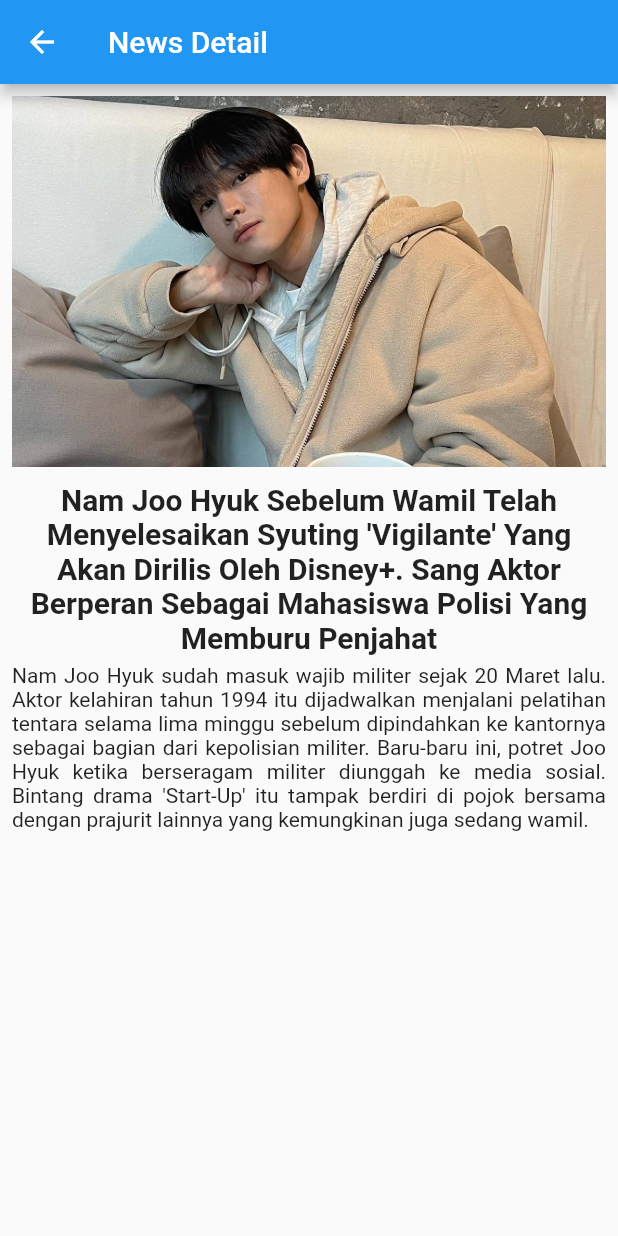
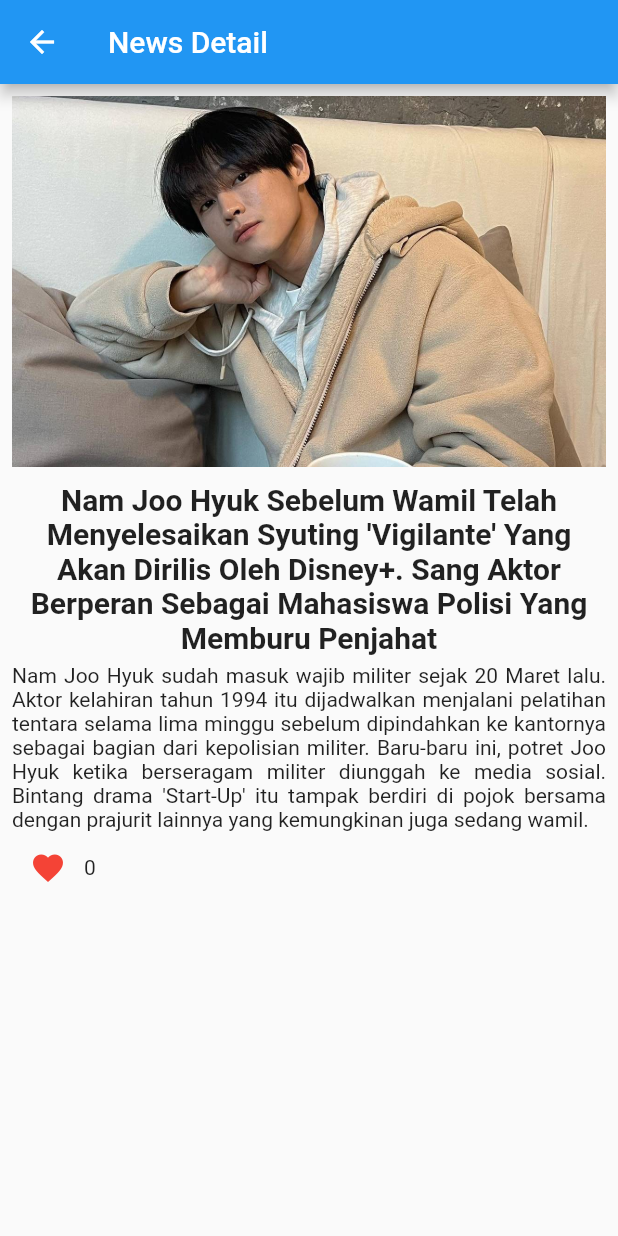
Before and after one commit to Dindanissa01/kelompok-6, a Flutter app: the NewsDetailScreen screen opened directly with sample values from the repository, on a phone screen of 412 x 824 dp. Run offline on Flutter 3.47's test engine with Material 2 defaults, Android fonts, the phone set to English and light mode, and no system bars; our stand-ins replace go_router; network calls fail.

Commit message:
edit profile & tambah fitur like

```diff
--- a/lib/models/user.dart
+++ b/lib/models/user.dart
@@ -32,7 +32,7 @@ class User {
       name: "Kelompok 6",
       username: "kelompok6",
       email: "kelompok6@gmail.com",
-      profilePhoto: "asset/taehyung.jpg",
+      profilePhoto: "asset/lisa.jpg",
       phoneNumber: "085123456789",
     );
   }
--- a/lib/modules/news_detail_screen/news_detail_screen.dart
+++ b/lib/modules/news_detail_screen/news_detail_screen.dart
@@ -13,6 +13,7 @@ class NewsDetailScreen extends StatefulWidget {
 }
 
 class _NewsDetailScreenState extends State<NewsDetailScreen> {
+  int like = 0;
   @override
   Widget build(BuildContext context) {
     return Scaffold(
@@ -35,6 +36,21 @@ class _NewsDetailScreenState extends State<NewsDetailScreen> {
                 widget.news.deskripsi,
                 textAlign: TextAlign.justify,
               ),
+              Row(
+                children: [
+                  IconButton(
+                      onPressed: () {
+                        setState(() {
+                          like++;
+                        });
+                      },
+                      icon: Icon(
+                        Icons.favorite,
+                        color: Colors.red,
+                      )),
+                  Text(like.toString())
+                ],
+              )
             ],
           ),
         ));
```
Also changed, not shown: asset/lisa.jpg (added).
